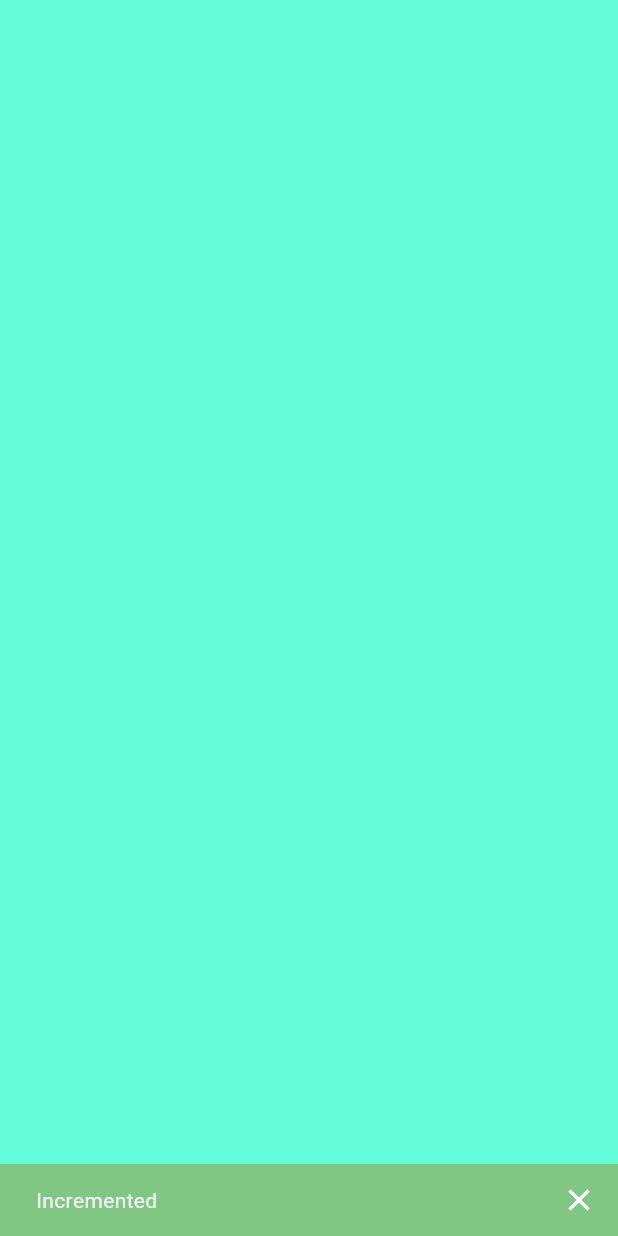
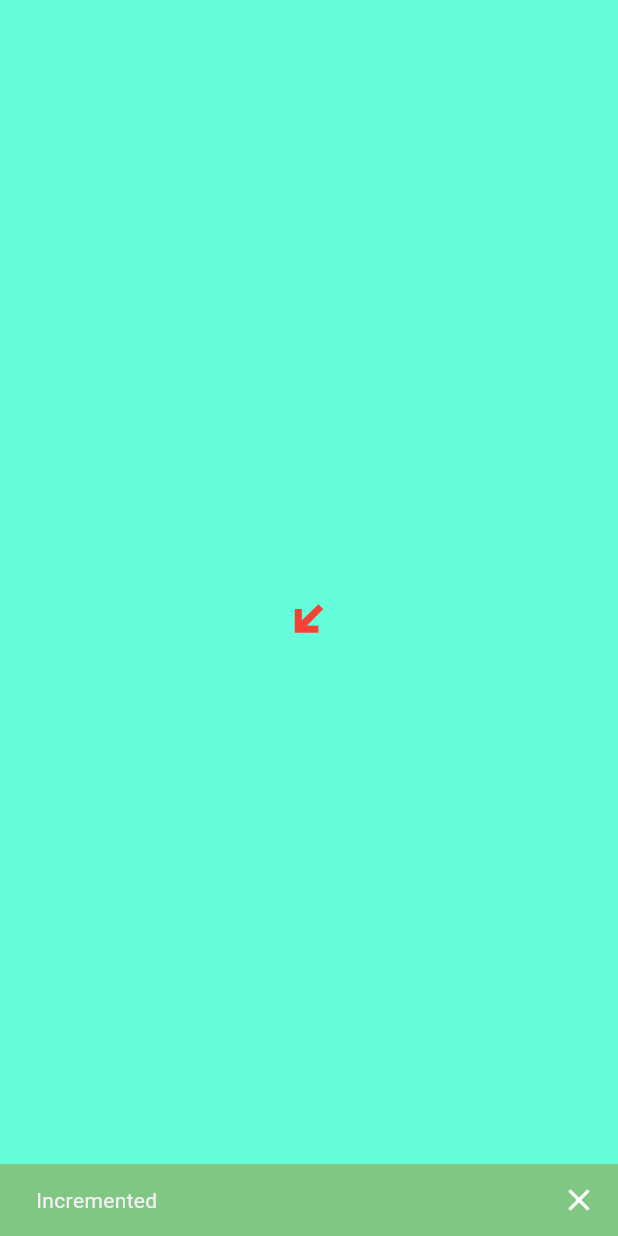
Before and after one commit to Virginia-Nyawira/state_management_tutorial, a Flutter app: the screen it shows after launch, after a tap on "Go to first Page", on a phone screen of 412 x 824 dp. Run offline on Flutter 3.47's test engine with Material 2 defaults, Android fonts, the phone set to English and light mode, and no system bars; our stand-ins replace bloc, connectivity_plus, flutter_bloc, get.

Commit message:
commit get.to inc

```diff
--- a/lib/GetX/Presentation/new_page.dart
+++ b/lib/GetX/Presentation/new_page.dart
@@ -1,4 +1,5 @@
 import 'package:flutter/material.dart';
+import 'package:get/get.dart';
 class NewPage extends StatelessWidget {
   const NewPage({super.key});
 
@@ -9,6 +10,16 @@ class NewPage extends StatelessWidget {
         width: double.maxFinite,
         height: double.maxFinite,
         color: Colors.tealAccent,
+        child:  Center(
+          child: IconButton(onPressed: (){
+            Get.back();
+          },
+              icon: const Icon(Icons.transit_enterexit,
+                color: Colors.red,
+                size: 38.0,),
+
+          ),
+        ),
       ),
     );
   }
```
